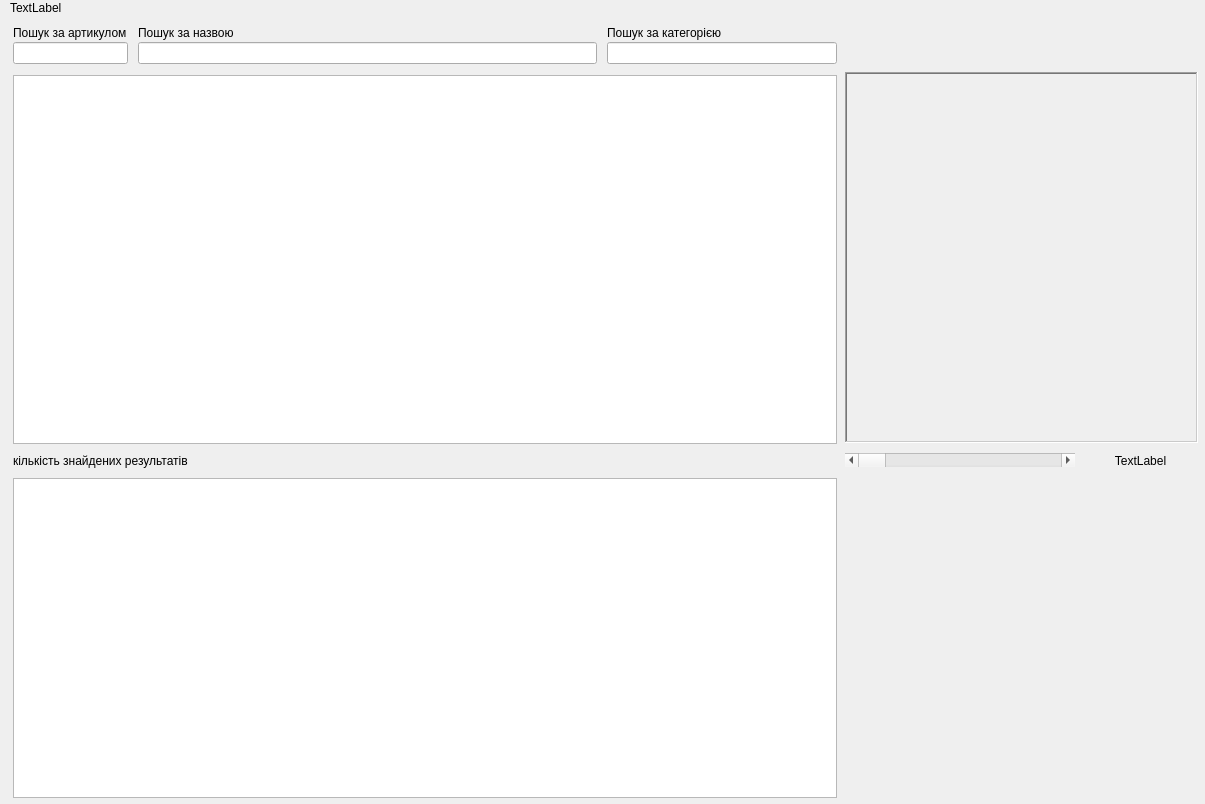
This is viyar/Price_Window.ui in Anatoliy-ProffDesgn/TestOffice as Qt 5 draws it before an edit. The edited form follows.
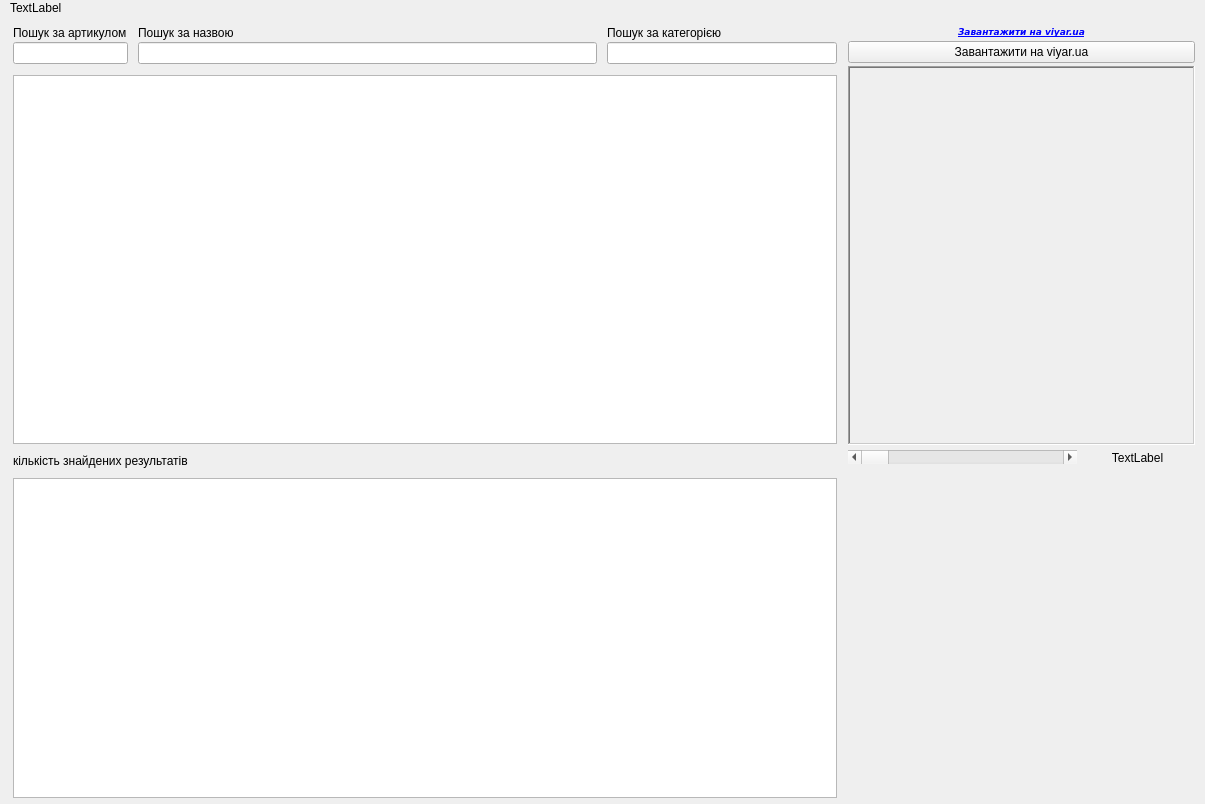
This is the edited form.

Commit message: Home Viyar treeView_2

```diff
--- a/viyar/Price_Window.ui
+++ b/viyar/Price_Window.ui
@@ -131,11 +131,107 @@
      <widget class="QTreeView" name="treeView_2"/>
     </item>
     <item row="0" column="1">
-     <layout class="QVBoxLayout" name="verticalLayout_2" stretch="11,100,5">
+     <layout class="QVBoxLayout" name="verticalLayout_2" stretch="1,5,100,5">
+      <property name="spacing">
+       <number>3</number>
+      </property>
+      <property name="leftMargin">
+       <number>3</number>
+      </property>
+      <property name="topMargin">
+       <number>3</number>
+      </property>
+      <property name="rightMargin">
+       <number>3</number>
+      </property>
+      <property name="bottomMargin">
+       <number>3</number>
+      </property>
       <item>
        <widget class="QLabel" name="label_5">
+        <property name="palette">
+         <palette>
+          <active>
+           <colorrole role="WindowText">
+            <brush brushstyle="SolidPattern">
+             <color alpha="255">
+              <red>0</red>
+              <green>0</green>
+              <blue>255</blue>
+             </color>
+            </brush>
+           </colorrole>
+          </active>
+          <inactive>
+           <colorrole role="WindowText">
+            <brush brushstyle="SolidPattern">
+             <color alpha="255">
+              <red>0</red>
+              <green>0</green>
+              <blue>255</blue>
+             </color>
+            </brush>
+           </colorrole>
+          </inactive>
+          <disabled>
+           <colorrole role="WindowText">
+            <brush brushstyle="SolidPattern">
+             <color alpha="255">
+              <red>120</red>
+              <green>120</green>
+              <blue>120</blue>
+             </color>
+            </brush>
+           </colorrole>
+          </disabled>
+         </palette>
+        </property>
+        <property name="font">
+         <font>
+          <family>Verdana</family>
+          <pointsize>7</pointsize>
+          <weight>75</weight>
+          <italic>true</italic>
+          <bold>true</bold>
+          <underline>true</underline>
+         </font>
+        </property>
+        <property name="cursor">
+         <cursorShape>PointingHandCursor</cursorShape>
+        </property>
         <property name="text">
-         <string/>
+         <string>Завантажити на viyar.ua</string>
+        </property>
+        <property name="textFormat">
+         <enum>Qt::AutoText</enum>
+        </property>
+        <property name="scaledContents">
+         <bool>false</bool>
+        </property>
+        <property name="alignment">
+         <set>Qt::AlignHCenter|Qt::AlignTop</set>
+        </property>
+        <property name="wordWrap">
+         <bool>false</bool>
+        </property>
+        <property name="margin">
+         <number>2</number>
+        </property>
+        <property name="indent">
+         <number>0</number>
+        </property>
+        <property name="openExternalLinks">
+         <bool>true</bool>
+        </property>
+        <property name="textInteractionFlags">
+         <set>Qt::TextBrowserInteraction</set>
+        </property>
+       </widget>
+      </item>
+      <item>
+       <widget class="QPushButton" name="pushButton">
+        <property name="text">
+         <string>Завантажити на viyar.ua</string>
         </property>
        </widget>
       </item>
```
Left out of the diff: 2 changed lines with no effect on the pictures. The commit also changes 5 other files.
